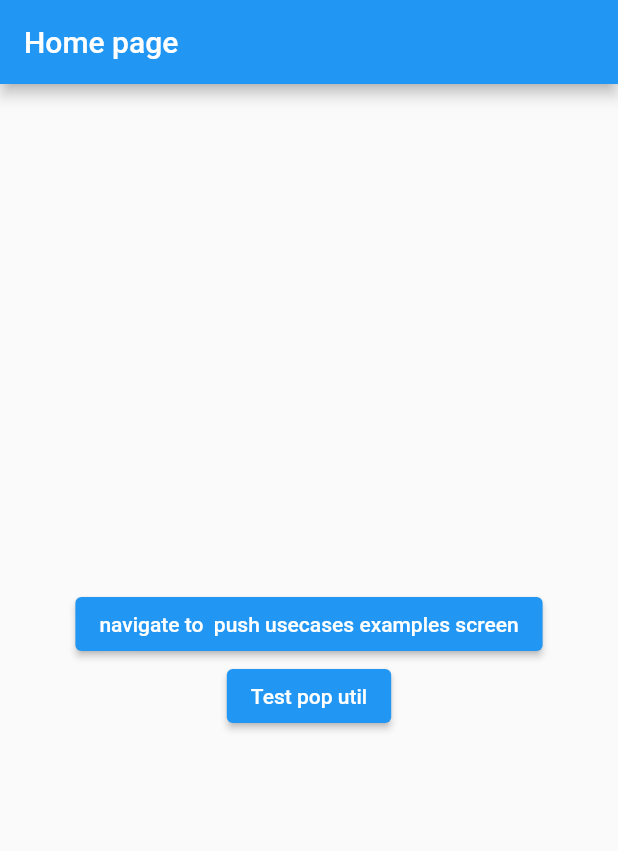
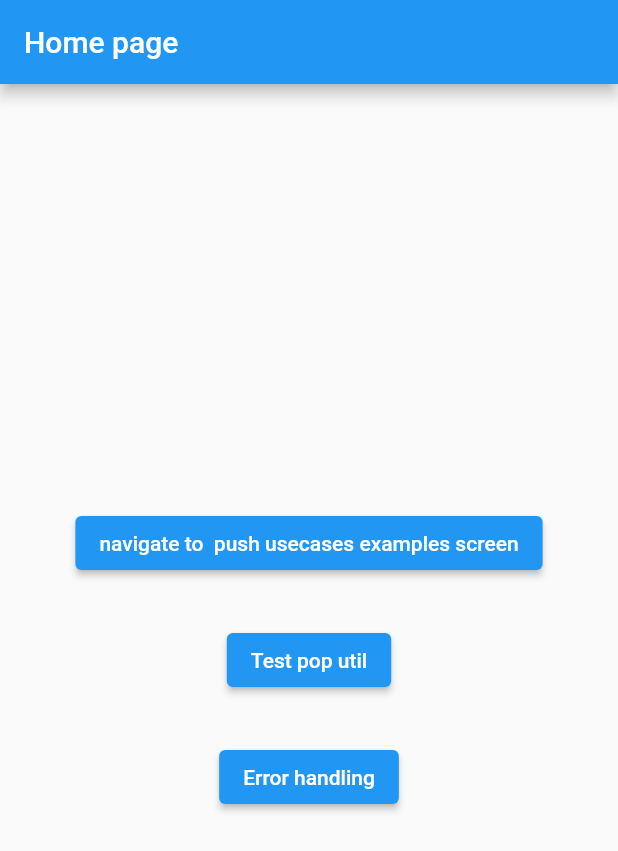
Before and after one commit to naco-src/go_router_example, a Flutter app: the screen it shows after launch, after a tap on an icon or button, on a phone screen of 412 x 824 dp. Shown: the top 851 px of the screen. Run offline on Flutter 3.47's test engine with Material 2 defaults, Android fonts, the phone set to English and light mode, and no system bars; our stand-ins replace go_router.

Commit message:
error handling with go_router

```diff
--- a/lib/main.dart
+++ b/lib/main.dart
@@ -1,21 +1,95 @@
 import 'package:flutter/material.dart';
 import 'package:go_router/go_router.dart';
+import 'package:go_router_example/error_screen.dart';
+import 'package:go_router_example/login_screen.dart';
+import 'package:go_router_example/state.dart';
 import 'package:go_router_example/test_pop_util.dart';
+import 'package:provider/provider.dart';
 
-void main() {
-  runApp(const MyApp());
+void main() async {
+  runApp(MyApp());
 }
 
 class MyApp extends StatelessWidget {
-  const MyApp({Key? key}) : super(key: key);
-
+  MyApp({Key? key}) : super(key: key);
+  late final AuthState? authState;
   @override
   Widget build(BuildContext context) {
-    return MaterialApp.router(
-      routeInformationParser: _router.routeInformationParser,
-      routerDelegate: _router.routerDelegate,
-      title: 'Flutter Demo',
+    return FutureBuilder<AuthState>(
+      future: _getLoginInfo(),
+      builder: (context, snapshot) {
+        if (!snapshot.hasData) {
+          return const Center(
+            child: CircularProgressIndicator(),
+          );
+        }
+        authState = snapshot.data;
+        return ChangeNotifierProvider<AuthState?>.value(
+          value: authState,
+          builder: (context, child) {
+            return MaterialApp.router(
+              routeInformationParser: _router.routeInformationParser,
+              routerDelegate: _router.routerDelegate,
+              title: 'Flutter Demo',
+            );
+          },
+        );
+      },
     );
+  }
+
+  late final GoRouter _router = GoRouter(
+    debugLogDiagnostics: true,
+    routes: <GoRoute>[
+      GoRoute(
+        path: '/',
+        builder: (BuildContext context, GoRouterState state) =>
+            const MyHomePage(),
+      ),
+      GoRoute(
+        name: 'test_pop_util',
+        path: '/test_pop_util',
+        builder: (context, state) => const TestPopUtil(),
+      ),
+      GoRoute(
+        name: "page2",
+        path: '/page2',
+        builder: (context, state) => const SecondPage(),
+      ),
+      GoRoute(
+        path: '/page3',
+        builder: (context, state) => const ThirdPage(),
+      ),
+      GoRoute(
+        path: '/page4',
+        builder: (context, state) => const Page4(),
+      ),
+      GoRoute(
+        path: '/login',
+        builder: (context, state) => const LoginScreen(),
+      ),
+    ],
+    errorBuilder: (context, state) => const ErrorScreen(),
+    urlPathStrategy: UrlPathStrategy.path,
+    refreshListenable: authState,
+    redirect: (state) {
+      final loggedIn = authState?.stateEnum == AuthStateEnum.authenticated;
+      final loggingIn = state.subloc == '/login';
+
+      final fromp = state.subloc == '/' ? '' : '?from=${state.subloc}';
+      if (!loggedIn) return loggingIn ? null : '/login$fromp';
+      if (loggingIn) return state.queryParams['from'] ?? '/';
+      return null;
+    },
+  );
+
+  Future<AuthState> _getLoginInfo() async {
+    await Future.delayed(
+      const Duration(seconds: 3),
+    );
+    final authState = AuthState();
+    authState.setAuthStatus(AuthStateEnum.authenticated);
+    return authState;
   }
 }
 
@@ -28,7 +102,7 @@ class MyHomePage extends StatelessWidget {
   Widget build(BuildContext context) {
     return Scaffold(
       appBar: AppBar(
-        title: Text("Home page"),
+        title: const Text("Home page"),
       ),
       body: Center(
         child: SingleChildScrollView(
@@ -37,12 +111,24 @@ class MyHomePage extends StatelessWidget {
             children: <Widget>[
               ElevatedButton(
                   onPressed: () {},
-                  child: Text('navigate to  push usecases examples screen')),
+                  child:
+                      const Text('navigate to  push usecases examples screen')),
+              const SizedBox(
+                height: 30,
+              ),
               ElevatedButton(
                   onPressed: () {
                     context.push('/test_pop_util');
                   },
-                  child: Text('Test pop util')),
+                  child: const Text('Test pop util')),
+              const SizedBox(
+                height: 30,
+              ),
+              ElevatedButton(
+                  onPressed: () {
+                    context.push('/notfound');
+                  },
+                  child: const Text('Error handling')),
             ],
           ),
         ),
@@ -50,32 +136,3 @@ class MyHomePage extends StatelessWidget {
     );
   }
 }
-
-final GoRouter _router = GoRouter(
-  debugLogDiagnostics: true,
-  routes: <GoRoute>[
-    GoRoute(
-      path: '/',
-      builder: (BuildContext context, GoRouterState state) =>
-          const MyHomePage(),
-    ),
-    GoRoute(
-      name: 'test_pop_util',
-      path: '/test_pop_util',
-      builder: (context, state) => const TestPopUtil(),
-    ),
-    GoRoute(
-      name: "page2",
-      path: '/page2',
-      builder: (context, state) => const SecondPage(),
-    ),
-    GoRoute(
-      path: '/page3',
-      builder: (context, state) => const ThirdPage(),
-    ),
-    GoRoute(
-      path: '/page4',
-      builder: (context, state) => const Page4(),
-    ),
-  ],
-);
--- /dev/null
+++ b/lib/state.dart
@@ -0,0 +1,12 @@
+import 'package:flutter/material.dart';
+
+enum AuthStateEnum { unknown, authenticated, unauthenticated }
+
+class AuthState extends ChangeNotifier {
+  AuthStateEnum stateEnum = AuthStateEnum.unknown;
+
+  setAuthStatus(AuthStateEnum authStateEnum) {
+    stateEnum = authStateEnum;
+    notifyListeners();
+  }
+}
--- a/pubspec.yaml
+++ b/pubspec.yaml
@@ -35,6 +35,7 @@ dependencies:
   # Use with the CupertinoIcons class for iOS style icons.
   cupertino_icons: ^1.0.2
   go_router: ^3.1.1
+  provider: ^6.0.3
 
 dev_dependencies:
   flutter_test:
```
Also changed, not shown: lib/error_screen.dart (added, +23 -0 lines), lib/login_screen.dart (added, +25 -0 lines), pubspec.lock.
